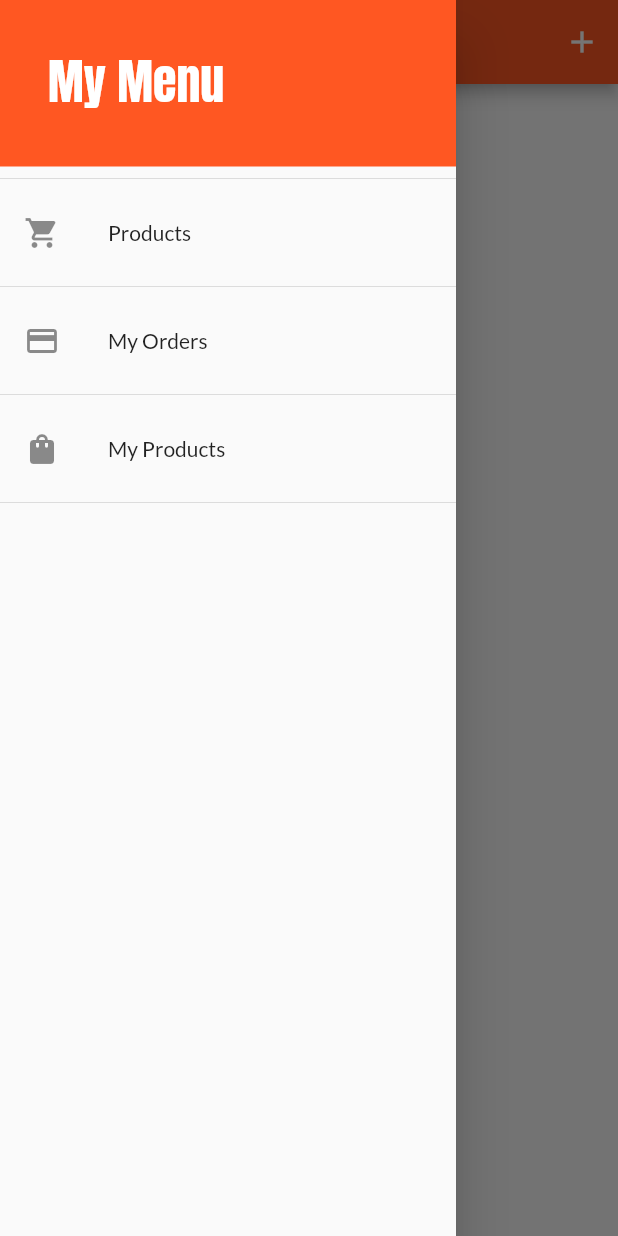
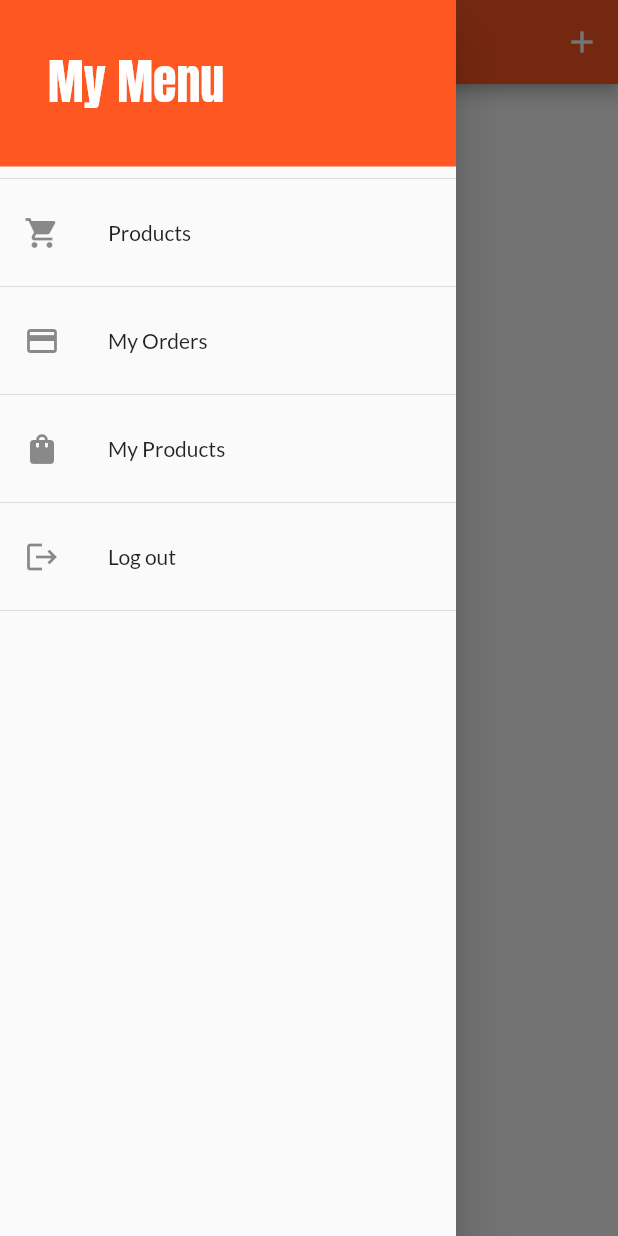
Before and after one commit to lutsenko-yuriy/flutter_shop_app, a Flutter app: the UserProductsScreen screen opened by its route, with the side drawer open, on a phone screen of 412 x 824 dp. Run offline on Flutter 3.47's test engine with Material 2 defaults, Android fonts, the phone set to English and light mode, and no system bars; network calls fail.

Commit message:
Add logout button

```diff
--- a/lib/domain/providers/orders.dart
+++ b/lib/domain/providers/orders.dart
@@ -19,7 +19,7 @@ class Orders with ChangeNotifier {
   List<Order> _orders = [];
 
   final _baseUrl = BaseUrl.baseUrl;
-  get _ordersUri => Uri.parse("${_baseUrl}/orders.json?auth=${auth.token}");
+  get _ordersUri => Uri.parse("${_baseUrl}/user/${auth.userId}/orders.json?auth=${auth.token}");
 
   List<Order> get orders {
     return [..._orders];
--- a/lib/main.dart
+++ b/lib/main.dart
@@ -54,8 +54,7 @@ class MyApp extends StatelessWidget {
               home:
                   auth.authenticated ? ProductsOverviewScreen() : AuthScreen(),
               routes: {
-                ProductsOverviewScreen.routeName: (ctx) =>
-                    ProductsOverviewScreen(),
+                ProductsOverviewScreen.routeName: (ctx) => ProductsOverviewScreen(),
                 ProductDetailScreen.routeName: (ctx) => ProductDetailScreen(),
                 CartScreen.routeName: (ctx) => CartScreen(),
                 OrdersScreen.routeName: (ctx) => OrdersScreen(),
--- a/lib/ui/screens/orders_drawer.dart
+++ b/lib/ui/screens/orders_drawer.dart
@@ -2,6 +2,9 @@ import 'package:flutter/material.dart';
 import 'package:flutter_complete_guide/ui/screens/orders_screen.dart';
 import 'package:flutter_complete_guide/ui/screens/products_overview_screen.dart';
 import 'package:flutter_complete_guide/ui/screens/user_products_screen.dart';
+import 'package:provider/provider.dart';
+
+import '../../domain/providers/auth.dart';
 
 class OrdersDrawer extends StatelessWidget {
   const OrdersDrawer({Key key}) : super(key: key);
@@ -56,6 +59,13 @@ class OrdersDrawer extends StatelessWidget {
               title: Text('My Products'),
               onTap: () => _openUserProducts(context),
             ),
+            Divider(),
+            ListTile(
+              style: ListTileStyle.drawer,
+              leading: Icon(Icons.logout),
+              title: Text('Log out'),
+              onTap: () => context.read<Auth>().signout(),
+            ),
             Divider()
           ],
         ),
```
Also changed, not shown: lib/domain/providers/auth.dart (+8 -0 lines).
